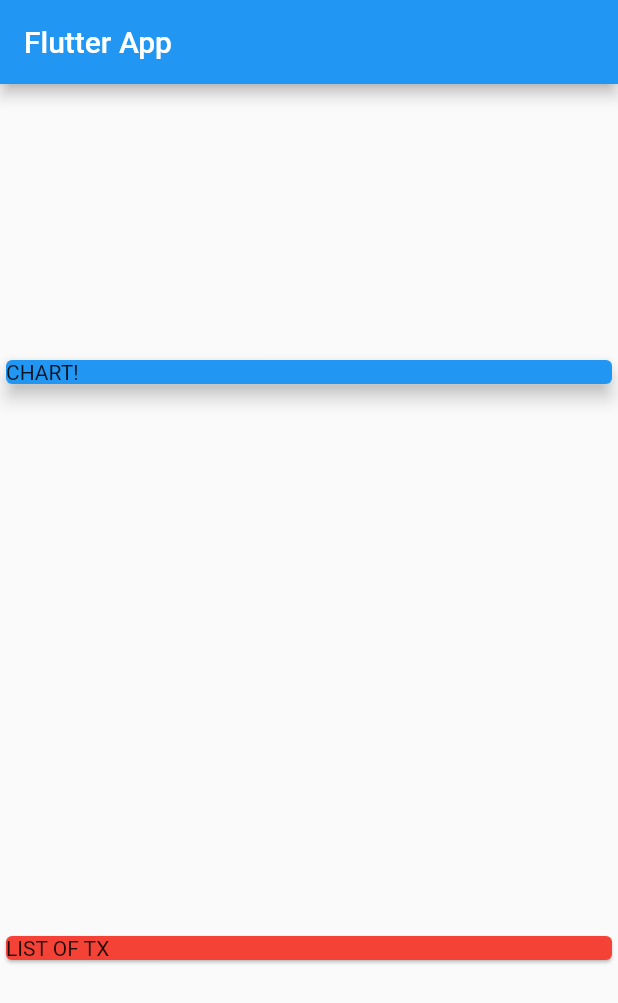
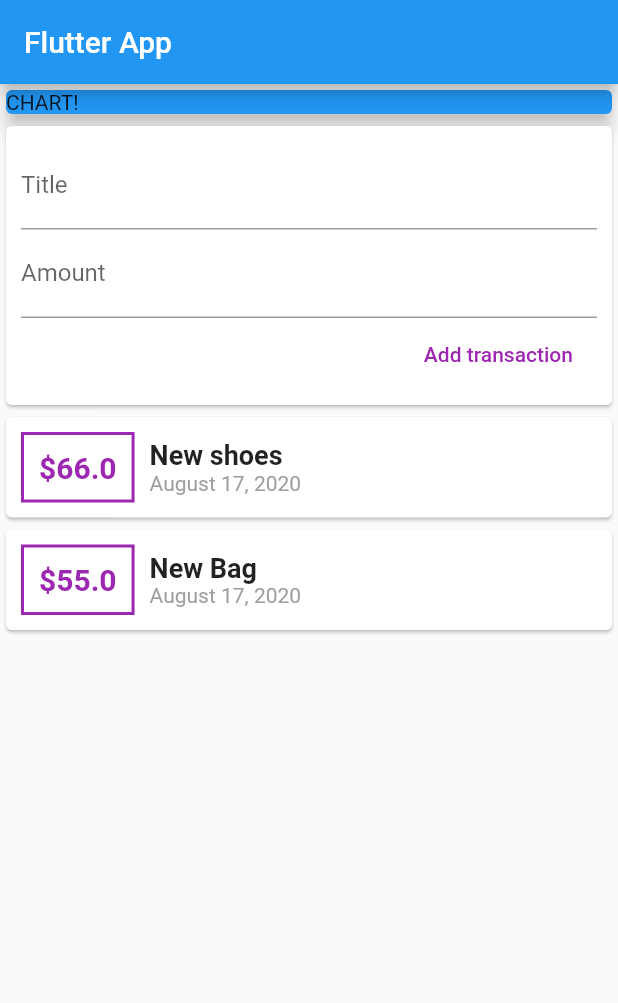
Before and after one commit to AbdoTareq/expense, a Flutter app: the screen it shows after launch, on a phone screen of 412 x 824 dp. Shown: the top 1003 px of the screen. Run offline on Flutter 3.47's test engine with Material 2 defaults, Android fonts, the phone set to English and light mode, and no system bars.

Commit message:
feat: print new transaction

```diff
--- a/lib/main.dart
+++ b/lib/main.dart
@@ -1,4 +1,8 @@
+import 'package:flutter/cupertino.dart';
 import 'package:flutter/material.dart';
+import 'package:flutter/widgets.dart';
+import 'package:flutter_complete_guide/transaction.dart';
+import 'package:intl/intl.dart';
 
 void main() => runApp(MyApp());
 
@@ -13,6 +17,14 @@ class MyApp extends StatelessWidget {
 }
 
 class MyHomePage extends StatelessWidget {
+  final List<Transaction> transactions = [
+    Transaction(id: 't1', title: 'New shoes', amount: 66, date: DateTime.now()),
+    Transaction(id: 't2', title: 'New Bag', amount: 55, date: DateTime.now()),
+  ];
+
+  final titleEditController = TextEditingController();
+  final amountEditController = TextEditingController();
+
   @override
   Widget build(BuildContext context) {
     return Scaffold(
@@ -20,7 +32,6 @@ class MyHomePage extends StatelessWidget {
         title: Text('Flutter App'),
       ),
       body: Column(
-        mainAxisAlignment: MainAxisAlignment.spaceAround,
         crossAxisAlignment: CrossAxisAlignment.stretch,
         children: <Widget>[
           Container(
@@ -32,8 +43,67 @@ class MyHomePage extends StatelessWidget {
             ),
           ),
           Card(
-            color: Colors.red,
-            child: Text('LIST OF TX'),
+            child: Container(
+              padding: EdgeInsets.all(10),
+              child: Column(
+                crossAxisAlignment: CrossAxisAlignment.end,
+                children: [
+                  TextField(
+                    controller: titleEditController,
+                    decoration: InputDecoration(labelText: 'Title'),
+                  ),
+                  TextField(
+                    controller: amountEditController,
+                    decoration: InputDecoration(labelText: 'Amount'),
+                  ),
+                  FlatButton(
+                    onPressed: () {
+                      print('dart_mess ${titleEditController.text}');
+                      print('dart_mess ${amountEditController.text}');
+                    },
+                    textColor: Colors.purple,
+                    child: Text('Add transaction'),
+                  ),
+                ],
+              ),
+            ),
+          ),
+          Column(
+            children: transactions.map((tx) {
+              return Card(
+                child: Row(
+                  children: [
+                    Container(
+                      child: Text(
+                        '\$${tx.amount}',
+                        style: TextStyle(
+                            fontSize: 20,
+                            fontWeight: FontWeight.bold,
+                            color: Colors.purple),
+                      ),
+                      padding: EdgeInsets.all(10),
+                      decoration: BoxDecoration(
+                          border: Border.all(width: 2, color: Colors.purple)),
+                      margin: EdgeInsets.all(10),
+                    ),
+                    Column(
+                      crossAxisAlignment: CrossAxisAlignment.start,
+                      children: [
+                        Text(
+                          tx.title,
+                          style: TextStyle(
+                              fontWeight: FontWeight.bold, fontSize: 18),
+                        ),
+                        Text(
+                          DateFormat.yMMMMd().format(tx.date),
+                          style: TextStyle(color: Colors.grey),
+                        ),
+                      ],
+                    )
+                  ],
+                ),
+              );
+            }).toList(),
           ),
         ],
       ),
--- a/pubspec.yaml
+++ b/pubspec.yaml
@@ -22,7 +22,8 @@ dependencies:
 
   # The following adds the Cupertino Icons font to your application.
   # Use with the CupertinoIcons class for iOS style icons.
-  cupertino_icons: ^0.1.2
+  cupertino_icons: ^0.1.3
+  intl: ^0.16.1
 
 dev_dependencies:
   flutter_test:
```
Also changed, not shown: pubspec.lock, 1 other file.
